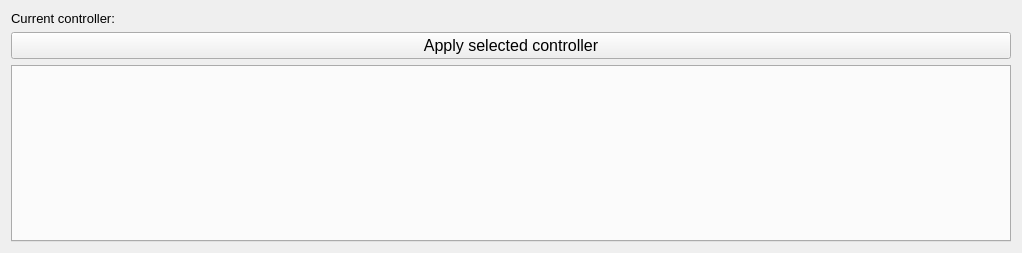
Old version of the form modules/steeringwheelcontrol/dialog/steeringwheelcontrol.ui in the repository tud-hri/joan.
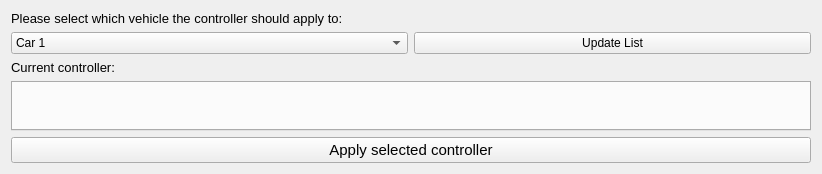
New version of the form.

Diff of the .ui file:
```diff
--- a/modules/steeringwheelcontrol/dialog/steeringwheelcontrol.ui
+++ b/modules/steeringwheelcontrol/dialog/steeringwheelcontrol.ui
@@ -6,15 +6,15 @@
    <rect>
     <x>0</x>
     <y>0</y>
-    <width>1018</width>
-    <height>253</height>
+    <width>812</width>
+    <height>174</height>
    </rect>
   </property>
   <property name="windowTitle">
    <string>Form</string>
   </property>
   <layout class="QGridLayout" name="gridLayout">
-   <item row="0" column="0">
+   <item row="2" column="0">
     <widget class="QLabel" name="lbl_current_controller">
      <property name="font">
       <font>
@@ -29,11 +29,51 @@
      </property>
     </widget>
    </item>
-   <item row="2" column="0">
+   <item row="1" column="0">
+    <widget class="QComboBox" name="combobox_vehicle_list">
+     <item>
+      <property name="text">
+       <string>Car 1</string>
+      </property>
+     </item>
+    </widget>
+   </item>
+   <item row="0" column="0">
+    <widget class="QLabel" name="lbl_vehicle_list">
+     <property name="font">
+      <font>
+       <pointsize>10</pointsize>
+      </font>
+     </property>
+     <property name="text">
+      <string>Please select which vehicle the controller should apply to:</string>
+     </property>
+    </widget>
+   </item>
+   <item row="1" column="1">
+    <widget class="QPushButton" name="btn_update_vehicle_list">
+     <property name="text">
+      <string>Update List</string>
+     </property>
+    </widget>
+   </item>
+   <item row="5" column="0" colspan="2">
+    <widget class="QPushButton" name="btn_apply_controller">
+     <property name="font">
+      <font>
+       <pointsize>11</pointsize>
+      </font>
+     </property>
+     <property name="text">
+      <string>Apply selected controller</string>
+     </property>
+    </widget>
+   </item>
+   <item row="4" column="0" colspan="2">
     <widget class="QTabWidget" name="controller_tab_widgets">
      <property name="minimumSize">
       <size>
-       <width>1000</width>
+       <width>800</width>
        <height>0</height>
       </size>
      </property>
@@ -42,18 +82,6 @@
      </property>
     </widget>
    </item>
-   <item row="1" column="0">
-    <widget class="QPushButton" name="btn_apply_controller">
-     <property name="font">
-      <font>
-       <pointsize>12</pointsize>
-      </font>
-     </property>
-     <property name="text">
-      <string>Apply selected controller</string>
-     </property>
-    </widget>
-   </item>
   </layout>
  </widget>
  <resources/>
```
